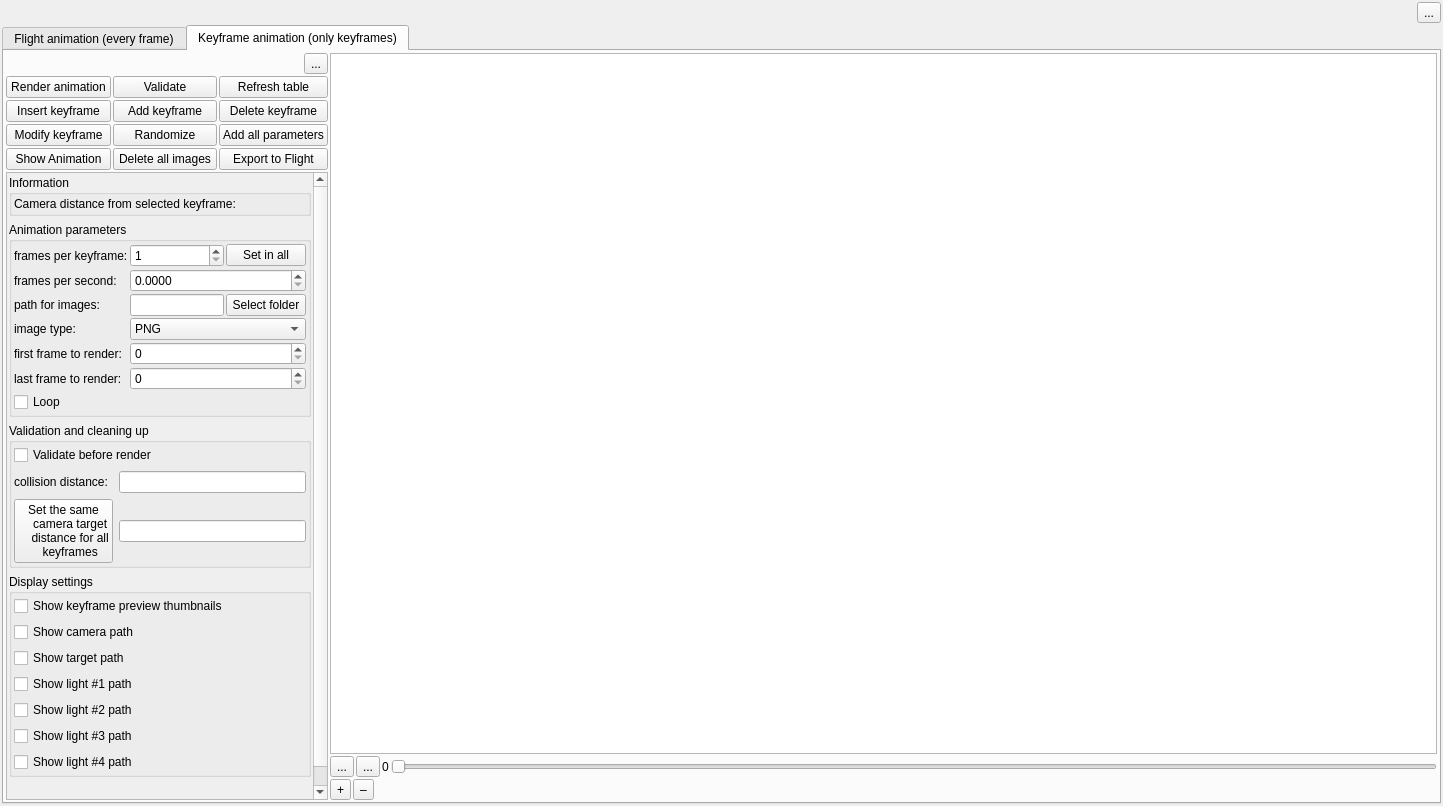
Above: mandelbulber2/qt/dock_animation.ui from buddhi1980/mandelbulber2 before the change. Below: the same form after it.
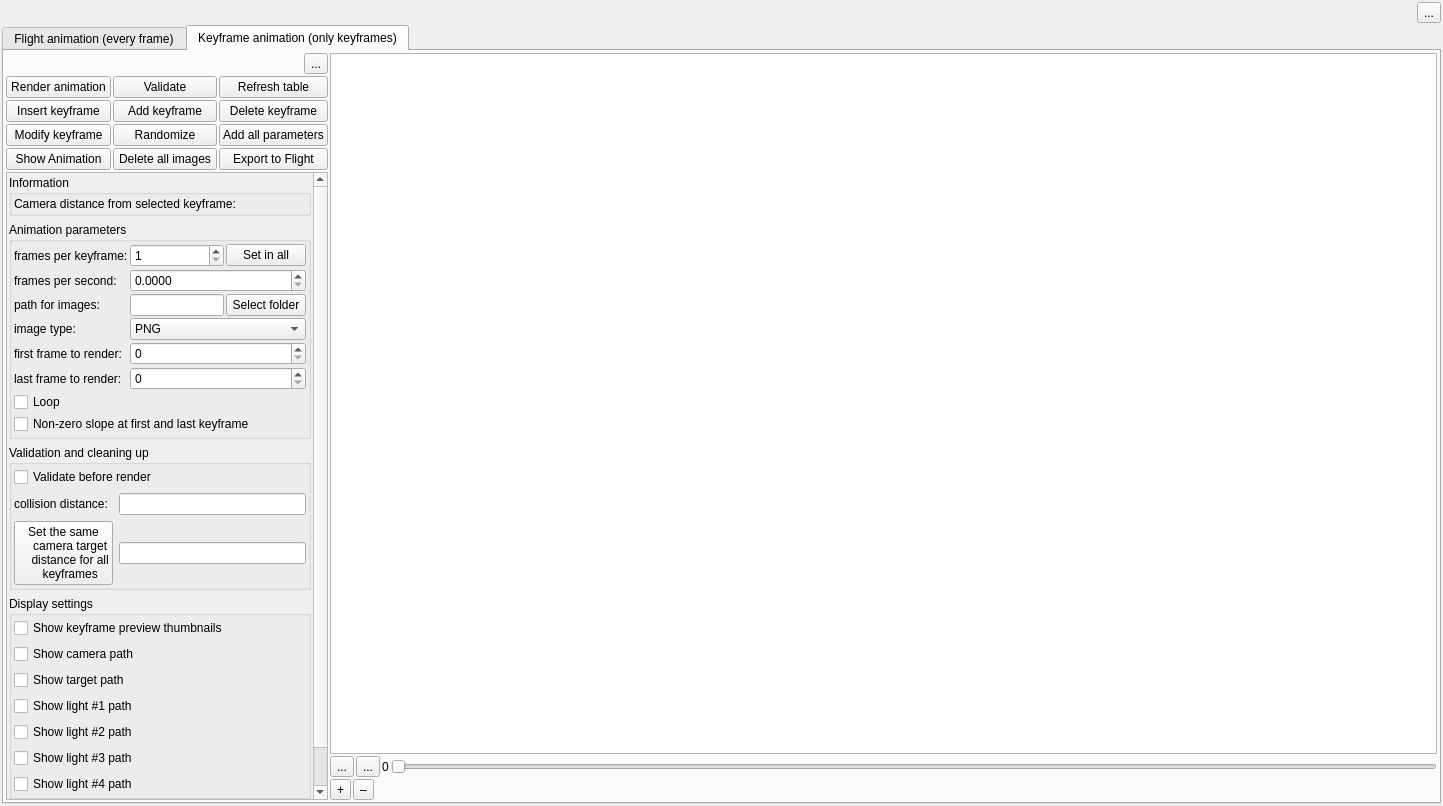
That is the form after the change. Icons and pictures are not drawn. Custom widgets are drawn as their Qt base class.

Commit message: feat: optional non-zero slope at the first and last keyframe (#695)

The edit to the form file:
```diff
--- a/mandelbulber2/qt/dock_animation.ui
+++ b/mandelbulber2/qt/dock_animation.ui
@@ -1390,6 +1390,22 @@
                         </property>
                        </widget>
                       </item>
+                      <item row="7" column="0" colspan="3">
+                       <widget class="MyCheckBox" name="checkBox_keyframe_spline_ends_extrapolate">
+                        <property name="sizePolicy">
+                         <sizepolicy hsizetype="Minimum" vsizetype="Maximum">
+                          <horstretch>0</horstretch>
+                          <verstretch>0</verstretch>
+                         </sizepolicy>
+                        </property>
+                        <property name="toolTip">
+                         <string>&lt;html&gt;&lt;head/&gt;&lt;body&gt;&lt;p&gt;Catmull-Rom, Akima, cubic and Steffen interpolations continue the first and last segment in a straight line beyond the first and last keyframe, so values keep moving at the start and the end of the animation instead of starting and stopping with zero slope.&lt;/p&gt;&lt;p&gt;Not used for looped animations.&lt;/p&gt;&lt;/body&gt;&lt;/html&gt;</string>
+                        </property>
+                        <property name="text">
+                         <string>Non-zero slope at first and last keyframe</string>
+                        </property>
+                       </widget>
+                      </item>
                      </layout>
                     </item>
                    </layout>
```
The commit also changes 7 other files.
